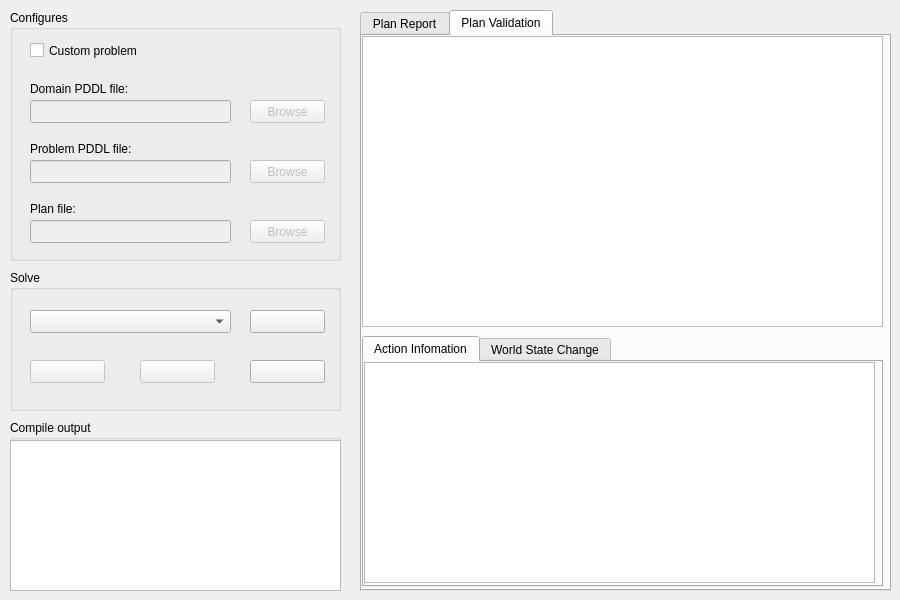
Before: the Qt Designer form KAVI/forms/PlanningDialog.ui in xuanjianwu/KAVI, drawn with Qt 5.
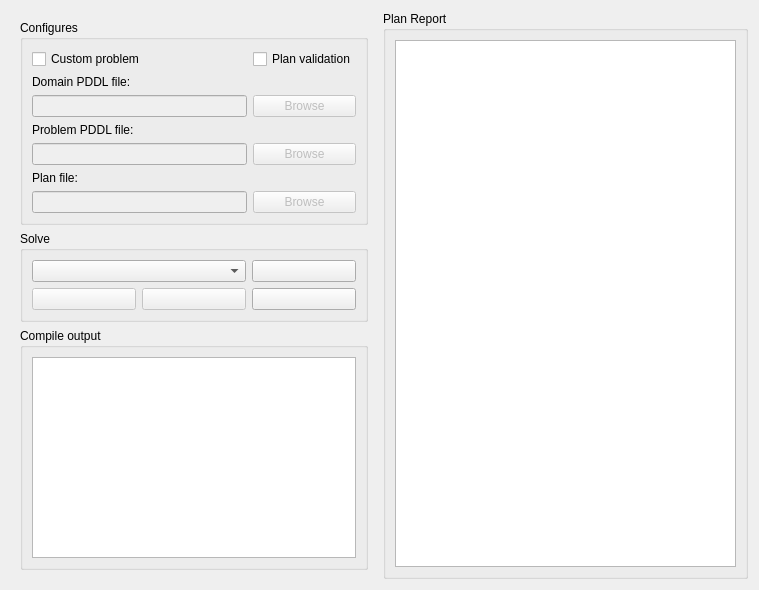
After: the same form once the commit is applied. Icons and pictures are not drawn.

What changed in the file:
```diff
--- a/KAVI/forms/PlanningDialog.ui
+++ b/KAVI/forms/PlanningDialog.ui
@@ -6,8 +6,8 @@
    <rect>
     <x>0</x>
     <y>0</y>
-    <width>900</width>
-    <height>600</height>
+    <width>759</width>
+    <height>590</height>
    </rect>
   </property>
   <property name="windowTitle">
@@ -16,24 +16,12 @@
   <property name="modal">
    <bool>false</bool>
   </property>
+  <layout class="QGridLayout" name="gridLayout">
+   <item row="0" column="0">
   <widget class="QWidget" name="planningConsole" native="true">
-   <property name="geometry">
-    <rect>
-     <x>10</x>
-     <y>10</y>
-     <width>331</width>
-     <height>581</height>
-    </rect>
-   </property>
+     <layout class="QVBoxLayout" name="verticalLayout">
+      <item>
    <widget class="QGroupBox" name="configures">
-    <property name="geometry">
-     <rect>
-      <x>0</x>
-      <y>0</y>
-      <width>331</width>
-      <height>251</height>
-     </rect>
-    </property>
     <property name="title">
      <string>Configures</string>
     </property>
@@ -43,15 +31,46 @@
     <property name="checkable">
      <bool>false</bool>
     </property>
+        <layout class="QGridLayout" name="gridLayout_2">
+         <item row="4" column="1">
+          <widget class="QPushButton" name="domainBrowse">
+           <property name="enabled">
+            <bool>false</bool>
+           </property>
+           <property name="text">
+            <string>Browse</string>
+           </property>
+          </widget>
+         </item>
+         <item row="5" column="0">
+          <widget class="QLabel" name="labelProblemPDDLFile">
+           <property name="text">
+            <string>Problem PDDL file:</string>
+           </property>
+          </widget>
+         </item>
+         <item row="6" column="1">
+          <widget class="QPushButton" name="problemBrowse">
+           <property name="enabled">
+            <bool>false</bool>
+           </property>
+           <property name="text">
+            <string>Browse</string>
+           </property>
+          </widget>
+         </item>
+         <item row="6" column="0">
+          <widget class="QLineEdit" name="problemPDDLFile">
+           <property name="enabled">
+            <bool>false</bool>
+           </property>
+           <property name="readOnly">
+            <bool>true</bool>
+           </property>
+          </widget>
+         </item>
+         <item row="0" column="0">
     <widget class="QCheckBox" name="customProblem">
-     <property name="geometry">
-      <rect>
-       <x>20</x>
-       <y>30</y>
-       <width>121</width>
-       <height>21</height>
-      </rect>
-     </property>
      <property name="toolTip">
       <string>Select custom problem or not</string>
      </property>
@@ -62,163 +81,69 @@
       <string>Custom problem</string>
      </property>
     </widget>
+         </item>
+         <item row="7" column="0">
+          <widget class="QLabel" name="labelPlanFile">
+           <property name="text">
+            <string>Plan file:</string>
+           </property>
+          </widget>
+         </item>
+         <item row="3" column="0">
     <widget class="QLabel" name="labelDomainPDDLFile">
-     <property name="geometry">
-      <rect>
-       <x>20</x>
-       <y>70</y>
-       <width>120</width>
-       <height>17</height>
-      </rect>
-     </property>
      <property name="text">
       <string>Domain PDDL file:</string>
      </property>
     </widget>
-    <widget class="QLabel" name="labelProblemPDDLFile">
-     <property name="geometry">
-      <rect>
-       <x>20</x>
-       <y>130</y>
-       <width>120</width>
-       <height>17</height>
-      </rect>
-     </property>
-     <property name="text">
-      <string>Problem PDDL file:</string>
-     </property>
-    </widget>
+         </item>
+         <item row="4" column="0">
     <widget class="QLineEdit" name="domainPDDLFile">
      <property name="enabled">
       <bool>false</bool>
      </property>
-     <property name="geometry">
-      <rect>
-       <x>20</x>
-       <y>90</y>
-       <width>201</width>
-       <height>23</height>
-      </rect>
-     </property>
      <property name="readOnly">
       <bool>true</bool>
      </property>
     </widget>
-    <widget class="QLineEdit" name="problemPDDLFile">
-     <property name="enabled">
-      <bool>false</bool>
-     </property>
-     <property name="geometry">
-      <rect>
-       <x>20</x>
-       <y>150</y>
-       <width>201</width>
-       <height>23</height>
-      </rect>
-     </property>
-     <property name="readOnly">
-      <bool>true</bool>
-     </property>
-    </widget>
-    <widget class="QPushButton" name="domainBrowse">
-     <property name="enabled">
-      <bool>false</bool>
-     </property>
-     <property name="geometry">
-      <rect>
-       <x>240</x>
-       <y>90</y>
-       <width>75</width>
-       <height>23</height>
-      </rect>
-     </property>
-     <property name="text">
-      <string>Browse</string>
-     </property>
-    </widget>
-    <widget class="QPushButton" name="problemBrowse">
-     <property name="enabled">
-      <bool>false</bool>
-     </property>
-     <property name="geometry">
-      <rect>
-       <x>240</x>
-       <y>150</y>
-       <width>75</width>
-       <height>23</height>
-      </rect>
-     </property>
-     <property name="text">
-      <string>Browse</string>
-     </property>
-    </widget>
-    <widget class="QLineEdit" name="planFile">
-     <property name="enabled">
-      <bool>false</bool>
-     </property>
-     <property name="geometry">
-      <rect>
-       <x>20</x>
-       <y>210</y>
-       <width>201</width>
-       <height>23</height>
-      </rect>
-     </property>
-     <property name="readOnly">
-      <bool>true</bool>
-     </property>
-    </widget>
+         </item>
+         <item row="8" column="1">
     <widget class="QPushButton" name="planBrowse">
      <property name="enabled">
       <bool>false</bool>
      </property>
-     <property name="geometry">
-      <rect>
-       <x>240</x>
-       <y>210</y>
-       <width>75</width>
-       <height>23</height>
-      </rect>
-     </property>
      <property name="text">
       <string>Browse</string>
      </property>
     </widget>
-    <widget class="QLabel" name="labelPlanFile">
-     <property name="geometry">
-      <rect>
-       <x>20</x>
-       <y>190</y>
-       <width>120</width>
-       <height>17</height>
-      </rect>
-     </property>
+         </item>
+         <item row="8" column="0">
+          <widget class="QLineEdit" name="planFile">
+           <property name="enabled">
+            <bool>false</bool>
+           </property>
+           <property name="readOnly">
+            <bool>true</bool>
+           </property>
+          </widget>
+         </item>
+         <item row="0" column="1">
+          <widget class="QCheckBox" name="planValidation">
      <property name="text">
-      <string>Plan file:</string>
-     </property>
-    </widget>
-   </widget>
+            <string>Plan validation</string>
+           </property>
+          </widget>
+         </item>
+        </layout>
+       </widget>
+      </item>
+      <item>
    <widget class="QGroupBox" name="solve">
-    <property name="geometry">
-     <rect>
-      <x>0</x>
-      <y>260</y>
-      <width>331</width>
-      <height>141</height>
-     </rect>
-    </property>
     <property name="title">
      <string>Solve</string>
     </property>
+        <layout class="QGridLayout" name="gridLayout_3">
+         <item row="0" column="0" colspan="2">
     <widget class="QComboBox" name="plannerSelection">
-     <property name="geometry">
-      <rect>
-       <x>20</x>
-       <y>40</y>
-       <width>201</width>
-       <height>23</height>
-      </rect>
-     </property>
      <property name="toolTip">
       <string>Select one planner</string>
      </property>
@@ -226,18 +151,32 @@
       <string>Select one planner</string>
      </property>
     </widget>
+         </item>
+         <item row="0" column="2">
+          <widget class="QPushButton" name="plannersSettings">
+           <property name="toolTip">
+            <string>View and edit planners settings</string>
+           </property>
+           <property name="statusTip">
+            <string>View and edit planners settings</string>
+           </property>
+           <property name="text">
+            <string/>
+           </property>
+           <property name="icon">
+            <iconset resource="../res/KAVIImages.qrc">
+             <normaloff>:/images2/images2/engine.png</normaloff>:/images2/images2/engine.png</iconset>
+           </property>
+           <property name="flat">
+            <bool>false</bool>
+           </property>
+          </widget>
+         </item>
+         <item row="1" column="0">
     <widget class="QPushButton" name="execPlanner">
      <property name="enabled">
       <bool>false</bool>
      </property>
-     <property name="geometry">
-      <rect>
-       <x>20</x>
-       <y>90</y>
-       <width>75</width>
-       <height>23</height>
-      </rect>
-     </property>
      <property name="toolTip">
       <string>Execute the planner</string>
      </property>
@@ -258,44 +197,12 @@
       <bool>false</bool>
      </property>
     </widget>
-    <widget class="QPushButton" name="plannersSettings">
-     <property name="geometry">
-      <rect>
-       <x>240</x>
-       <y>40</y>
-       <width>75</width>
-       <height>23</height>
-      </rect>
-     </property>
-     <property name="toolTip">
-      <string>View and edit planners settings</string>
-     </property>
-     <property name="statusTip">
-      <string>View and edit planners settings</string>
-     </property>
-     <property name="text">
-      <string/>
-     </property>
-     <property name="icon">
-      <iconset resource="../res/KAVIImages.qrc">
-       <normaloff>:/images2/images2/engine.png</normaloff>:/images2/images2/engine.png</iconset>
-     </property>
-     <property name="flat">
-      <bool>false</bool>
-     </property>
-    </widget>
+         </item>
+         <item row="1" column="1">
     <widget class="QPushButton" name="execValidator">
      <property name="enabled">
       <bool>false</bool>
      </property>
-     <property name="geometry">
-      <rect>
-       <x>130</x>
-       <y>90</y>
-       <width>75</width>
-       <height>23</height>
-      </rect>
-     </property>
      <property name="text">
       <string/>
      </property>
@@ -307,15 +214,9 @@
       <bool>false</bool>
      </property>
     </widget>
+         </item>
+         <item row="1" column="2">
     <widget class="QPushButton" name="clearConsoleLog">
-     <property name="geometry">
-      <rect>
-       <x>240</x>
-       <y>90</y>
-       <width>75</width>
-       <height>23</height>
-      </rect>
-     </property>
      <property name="text">
       <string/>
      </property>
@@ -327,129 +228,46 @@
       <bool>false</bool>
      </property>
     </widget>
-   </widget>
+         </item>
+        </layout>
+       </widget>
+      </item>
+      <item>
    <widget class="QGroupBox" name="compileOutput">
-    <property name="geometry">
-     <rect>
-      <x>0</x>
-      <y>410</y>
-      <width>331</width>
-      <height>171</height>
-     </rect>
-    </property>
     <property name="title">
      <string>Compile output</string>
     </property>
+        <layout class="QGridLayout" name="gridLayout_4">
+         <item row="0" column="0">
     <widget class="QTextEdit" name="consoleLog">
-     <property name="geometry">
-      <rect>
-       <x>0</x>
-       <y>20</y>
-       <width>331</width>
-       <height>151</height>
-      </rect>
-     </property>
      <property name="readOnly">
       <bool>true</bool>
      </property>
     </widget>
-   </widget>
-  </widget>
-  <widget class="QTabWidget" name="planningResult">
-   <property name="geometry">
-    <rect>
-     <x>360</x>
-     <y>10</y>
-     <width>531</width>
-     <height>581</height>
-    </rect>
-   </property>
-   <property name="currentIndex">
-    <number>1</number>
-   </property>
-   <widget class="QWidget" name="planReport">
-    <attribute name="title">
+         </item>
+        </layout>
+       </widget>
+      </item>
+     </layout>
+    </widget>
+   </item>
+   <item row="0" column="1">
+    <widget class="QGroupBox" name="planReport">
+     <property name="title">
      <string>Plan Report</string>
-    </attribute>
+     </property>
+     <layout class="QVBoxLayout" name="verticalLayout_2">
+      <item>
     <widget class="QTextEdit" name="plannerOutput">
-     <property name="geometry">
-      <rect>
-       <x>0</x>
-       <y>10</y>
-       <width>521</width>
-       <height>541</height>
-      </rect>
-     </property>
      <property name="readOnly">
       <bool>true</bool>
      </property>
     </widget>
-   </widget>
-   <widget class="QWidget" name="planValidation">
-    <attribute name="title">
-     <string>Plan Validation</string>
-    </attribute>
-    <widget class="QTableWidget" name="tableWidget">
-     <property name="geometry">
-      <rect>
-       <x>0</x>
-       <y>0</y>
-       <width>521</width>
-       <height>291</height>
-      </rect>
-     </property>
-    </widget>
-    <widget class="QTabWidget" name="validationInfomation">
-     <property name="geometry">
-      <rect>
-       <x>0</x>
-       <y>300</y>
-       <width>521</width>
-       <height>251</height>
-      </rect>
-     </property>
-     <property name="currentIndex">
-      <number>0</number>
-     </property>
-     <widget class="QWidget" name="actionInfomation">
-      <attribute name="title">
-       <string>Action Infomation</string>
-      </attribute>
-      <widget class="QTextEdit" name="textEdit">
-       <property name="geometry">
-        <rect>
-         <x>0</x>
-         <y>0</y>
-         <width>511</width>
-         <height>221</height>
-        </rect>
-       </property>
-       <property name="readOnly">
-        <bool>true</bool>
-       </property>
-      </widget>
-     </widget>
-     <widget class="QWidget" name="worldStateChange">
-      <attribute name="title">
-       <string>World State Change</string>
-      </attribute>
-      <widget class="QTextEdit" name="textEdit_2">
-       <property name="geometry">
-        <rect>
-         <x>0</x>
-         <y>0</y>
-         <width>511</width>
-         <height>221</height>
-        </rect>
-       </property>
-       <property name="readOnly">
-        <bool>true</bool>
-       </property>
-      </widget>
-     </widget>
-    </widget>
-   </widget>
-  </widget>
+      </item>
+     </layout>
+    </widget>
+   </item>
+  </layout>
  </widget>
  <resources>
   <include location="../res/KAVIImages.qrc"/>
```
Lines whose indentation alone changed are shown as unchanged.
